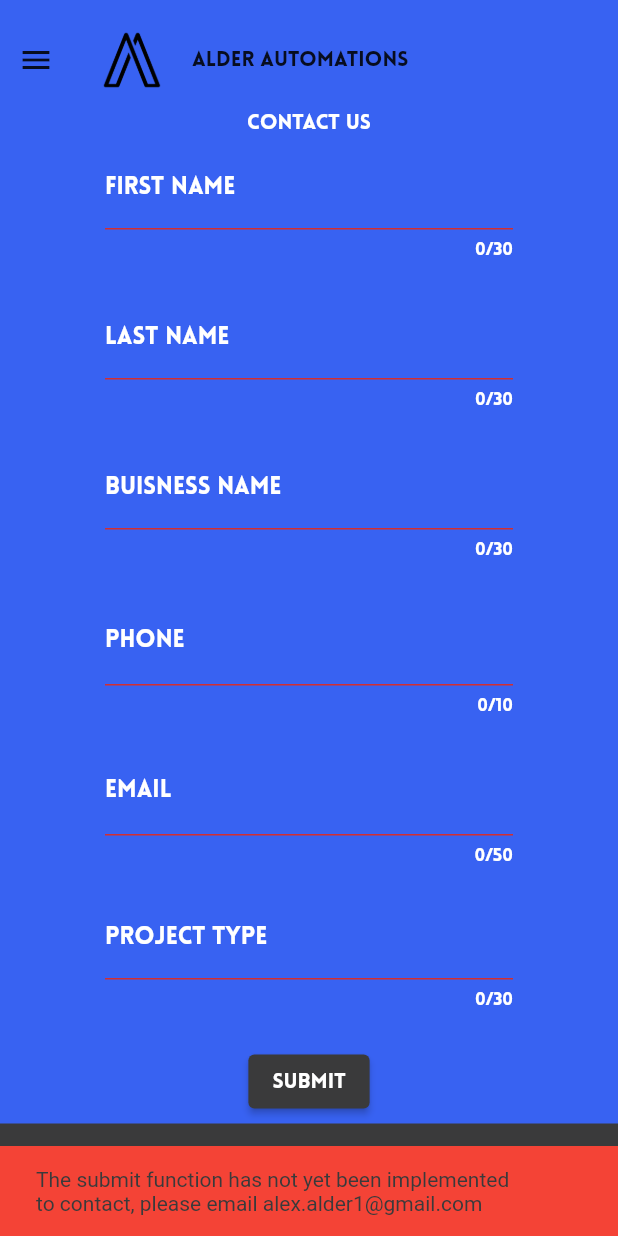
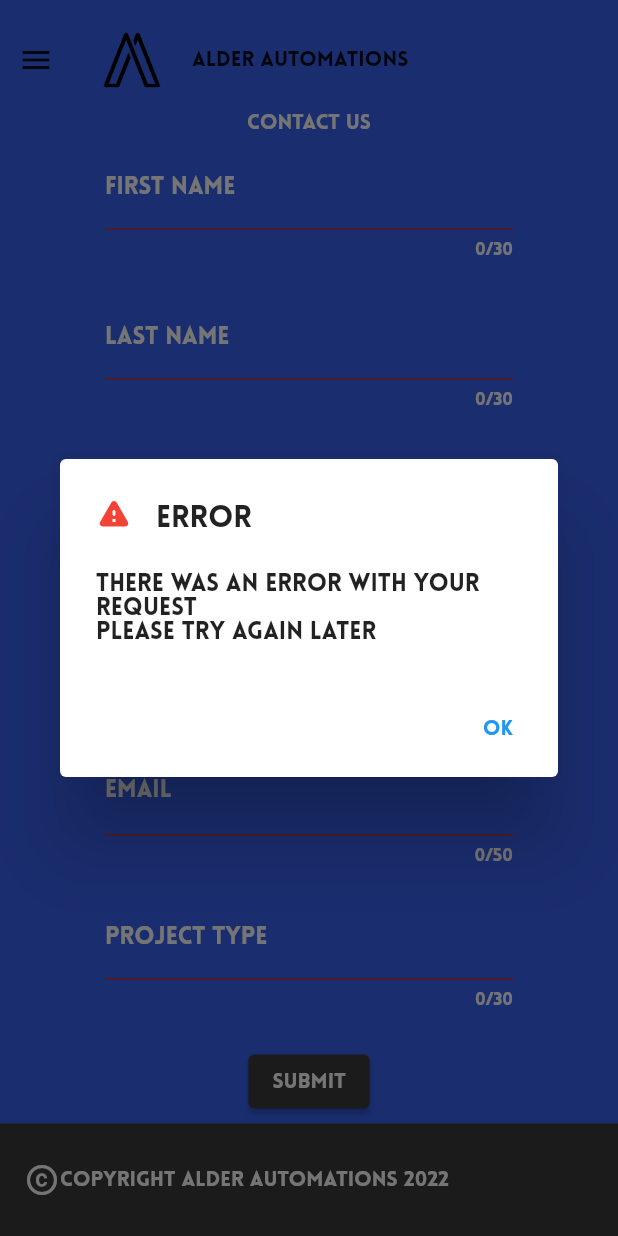
Before and after one commit to alex90271/flutter_site_alderautomations, a Flutter app: the screen it shows after launch, after a tap on "About", after a tap on "Submit", on a phone screen of 412 x 824 dp. Run offline on Flutter 3.47's test engine with Material 2 defaults, Android fonts, the phone set to English and light mode, and no system bars; our stand-ins replace cloud_firestore, responsive_builder, table_calendar, validators; accounts and stored records are empty.

Commit message:
separate alert dialog logic

```diff
--- /dev/null
+++ b/lib/widgets/alert_dialog/alert_dialog.dart
@@ -0,0 +1,85 @@
+import 'package:flutter/material.dart';
+
+class ShowValidAlert extends StatelessWidget {
+  final String validHeader;
+  final String validBody;
+  const ShowValidAlert(
+      {Key? key,
+      this.validBody = "This is a successful dialog box",
+      this.validHeader = "Success"})
+      : super(key: key);
+
+  @override
+  Widget build(BuildContext context) {
+    return AlertDialog(
+      title: Row(
+        children: [
+          const Padding(
+            padding: EdgeInsets.all(8.0),
+            child: Icon(Icons.warning_rounded),
+          ),
+          Text(validHeader),
+        ],
+      ),
+      content: SingleChildScrollView(
+        child: ListBody(
+          children: <Widget>[
+            Text(validBody),
+          ],
+        ),
+      ),
+      actions: <Widget>[
+        TextButton(
+          child: const Text('OK'),
+          onPressed: () {
+            Navigator.of(context).pop();
+          },
+        ),
+      ],
+    );
+  }
+}
+
+class ShowInvalidAlert extends StatelessWidget {
+  final String invalidHeader;
+  final String invalidBody;
+  const ShowInvalidAlert(
+      {Key? key,
+      this.invalidBody = "This is a failed dialog box",
+      this.invalidHeader = "Errir"})
+      : super(key: key);
+
+  @override
+  Widget build(BuildContext context) {
+    return AlertDialog(
+      title: Row(
+        children: [
+          const Padding(
+            padding: EdgeInsets.fromLTRB(0, 0, 8, 8),
+            child: Icon(
+              Icons.warning_rounded,
+              color: Colors.red,
+            ),
+          ),
+          Padding(
+            padding: const EdgeInsets.fromLTRB(8, 0, 8, 0),
+            child: Text(invalidHeader),
+          ),
+        ],
+      ),
+      content: SingleChildScrollView(
+        child: ListBody(
+          children: <Widget>[Text(invalidBody)],
+        ),
+      ),
+      actions: <Widget>[
+        TextButton(
+          child: const Text('OK'),
+          onPressed: () {
+            Navigator.of(context).pop();
+          },
+        ),
+      ],
+    );
+  }
+}
--- a/lib/widgets/contact_form/contact_form.dart
+++ b/lib/widgets/contact_form/contact_form.dart
@@ -1,25 +1,10 @@
 import 'dart:developer';
-import 'package:alderautomationsdotcom/widgets/footer/footer.dart';
 import 'package:cloud_firestore/cloud_firestore.dart';
 import 'package:flutter/material.dart';
 import '../../globals.dart';
 import 'package:validators/validators.dart';
 
-validSnack(context) =>
-    ScaffoldMessenger.of(context).showSnackBar(const SnackBar(
-        backgroundColor: brandWhite,
-        content: Text(
-          'Thank you. Your request has been sent.',
-          style: TextStyle(color: brandBlack),
-        )));
-
-invalidSnack(context) =>
-    ScaffoldMessenger.of(context).showSnackBar(const SnackBar(
-        backgroundColor: Colors.red,
-        content: Text(
-          'The submit function has not yet been implemented\nto contact, please email alex.alder1@gmail.com',
-          style: TextStyle(color: brandBlack),
-        )));
+import '../alert_dialog/alert_dialog.dart';
 
 class TextContactForm extends StatefulWidget {
   const TextContactForm({
@@ -74,13 +59,26 @@ class _TextContactFormState extends State<TextContactForm> {
             onPressed: () {
               if (_formKey.currentState!.validate()) {
                 log('valid inputs');
-                invalidSnack(context);
-                //validSnack(context);
-                //TODO submit data
+                showDialog(
+                    context: context,
+                    builder: (BuildContext cxt) {
+                      return const ShowValidAlert(
+                        validHeader: "Sucess",
+                        validBody: "Your request has been sent",
+                      );
+                    });
                 _formKey.currentState!.reset();
               } else {
                 log('invalid inputs');
-                invalidSnack(context);
+                showDialog(
+                    context: context,
+                    builder: (BuildContext cxt) {
+                      return const ShowInvalidAlert(
+                        invalidHeader: "Error",
+                        invalidBody:
+                            "There was an error with your request\nplease try again later",
+                      );
+                    });
               }
             },
             child: const Text(
```
